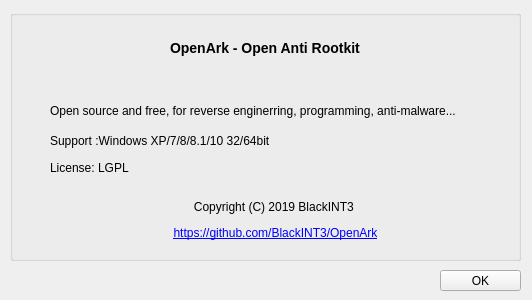
The window that src/OpenArk/ui/about.ui (BlackINT3/OpenArk) describes before a commit, drawn with Qt 5.
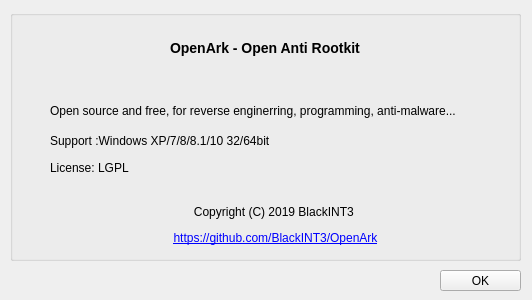
The same window after the commit. Icons and pictures are not drawn.

What changed in the file:
```diff
--- a/src/OpenArk/ui/about.ui
+++ b/src/OpenArk/ui/about.ui
@@ -90,7 +90,7 @@
       <x>40</x>
       <y>190</y>
       <width>451</width>
-      <height>41</height>
+      <height>51</height>
      </rect>
     </property>
     <property name="text">
```
